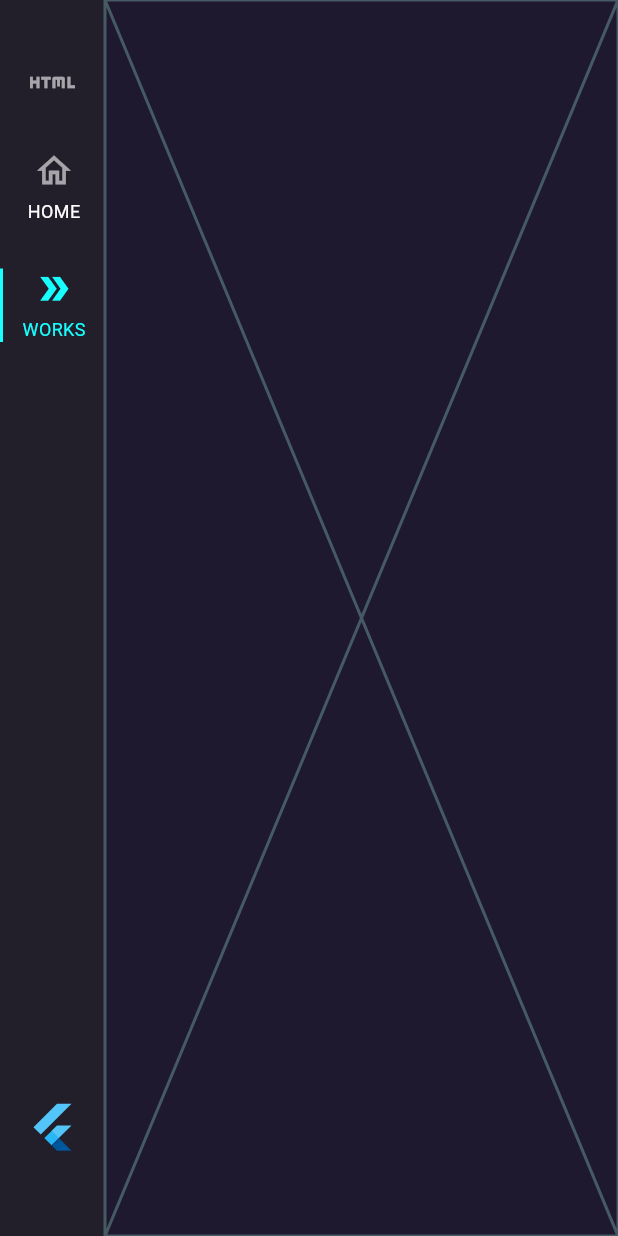
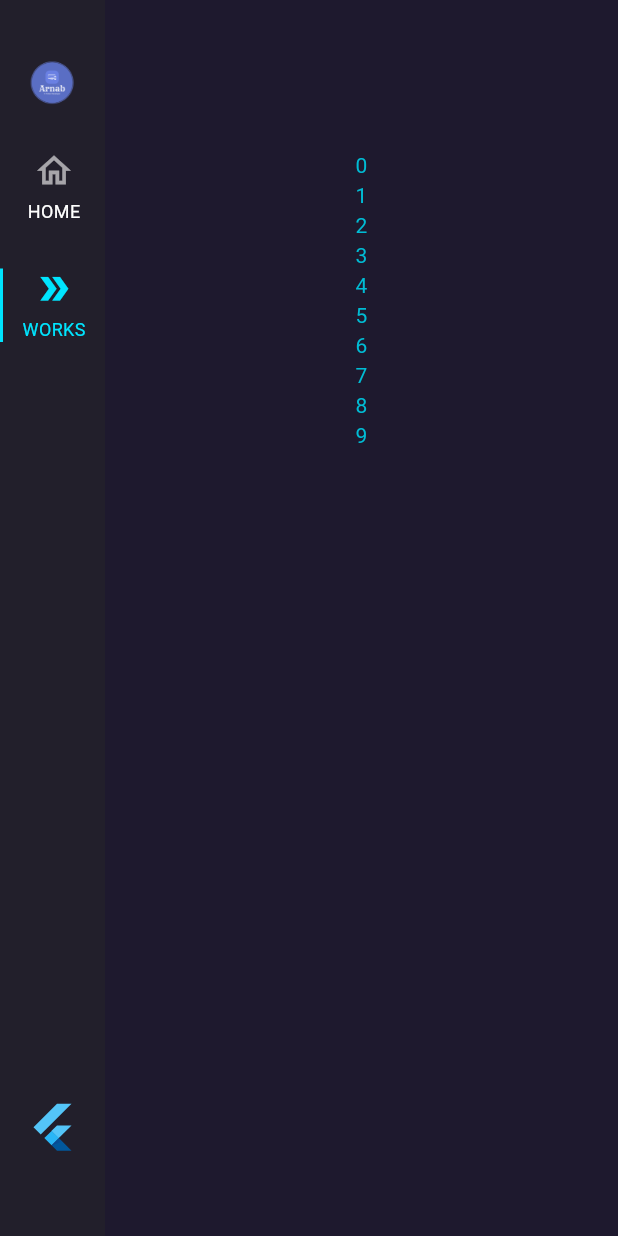
Before and after one commit to ayato91/portfolio_flutter, a Flutter app: the WebPage screen opened directly, after a tap on "WORKS", on a phone screen of 412 x 824 dp. Run offline on Flutter 3.47's test engine with Material 3 defaults, Android fonts, the phone set to English and light mode, and no system bars; our stand-ins replace flutter_bloc, rive.

Commit message:
Minor Progress

```diff
--- a/lib/view/web/components/homeButtons.dart
+++ /dev/null
@@ -1,78 +0,0 @@
-import 'package:flutter/material.dart';
-import 'package:flutter_bloc/flutter_bloc.dart';
-import 'package:portfolio/viewmodel/bloc/homeCubit.dart';
-
-class HomeButtons extends StatefulWidget {
-  const HomeButtons({super.key});
-
-  @override
-  State<HomeButtons> createState() => _HomeButtonsState();
-}
-
-class _HomeButtonsState extends State<HomeButtons> {
-  @override
-  Widget build(BuildContext context) {
-    return BlocBuilder<HomeCubit, HomeState>(
-      builder: (context, state) {
-        final model = context.watch<HomeCubit>();
-        return SizedBox(
-            child: Row(
-          children: [
-            Spacer(),
-            ElevatedButton(
-                onHover: (value) => model.exploreButtonHover(value),
-                onPressed: () {},
-                style: ButtonStyle(
-                    overlayColor: MaterialStatePropertyAll(Color(0x2A05bbaa)),
-                    side: MaterialStatePropertyAll(BorderSide(
-                        color: model.isHovered1
-                            ? Colors.greenAccent
-                            : Colors.white24)),
-                    elevation: MaterialStatePropertyAll(10),
-                    foregroundColor:
-                        MaterialStatePropertyAll(Colors.white.withOpacity(0.8)),
-                    backgroundColor:
-                        MaterialStatePropertyAll(Color(0xFF0D0B15))),
-                child: Padding(
-                  padding: const EdgeInsets.symmetric(vertical: 18),
-                  child: Text('Explore Profile',
-                      style:
-                          TextStyle(fontSize: 16, fontWeight: FontWeight.w800)),
-                )),
-            SizedBox(width: 18),
-            SizedBox(
-              width: 174,
-              child: ElevatedButton(
-                  style: ButtonStyle(
-                      overlayColor: MaterialStatePropertyAll(Colors.white),
-                      elevation: MaterialStatePropertyAll(10),
-                      backgroundColor: MaterialStatePropertyAll(
-                          Colors.greenAccent.shade400)),
-                  onPressed: () {},
-                  onHover: (value) => model.contactButtonHover(value),
-                  child: Padding(
-                    padding: const EdgeInsets.fromLTRB(5, 18, 0, 18),
-                    child: Row(
-                      children: [
-                        Text('Contact Me',
-                            style: TextStyle(
-                                color: Color(0xFF0D0B15),
-                                fontSize: 16,
-                                fontWeight: FontWeight.w900)),
-                        AnimatedContainer(
-                          duration: Duration(milliseconds: 220),
-                          width: model.isHovered2 ? 14 : 10,
-                        ),
-                        Icon(Icons.arrow_forward_outlined,
-                            size: 22, color: Color(0xFF0D0B15)),
-                      ],
-                    ),
-                  )),
-            ),
-            SizedBox(width: 80),
-          ],
-        ));
-      },
-    );
-  }
-}
--- /dev/null
+++ b/lib/view/web/components/navButtons.dart
@@ -0,0 +1,76 @@
+import 'package:flutter/material.dart';
+import 'package:flutter_bloc/flutter_bloc.dart';
+import 'package:portfolio/viewmodel/bloc/homeCubit.dart';
+
+class NavigationButtons extends StatefulWidget {
+  const NavigationButtons({super.key});
+
+  @override
+  State<NavigationButtons> createState() => _NavigationButtonsState();
+}
+
+class _NavigationButtonsState extends State<NavigationButtons> {
+  @override
+  Widget build(BuildContext context) => BlocBuilder<HomeCubit, HomeState>(
+        builder: (context, state) {
+          final model = context.watch<HomeCubit>();
+          return SizedBox(
+              child: Row(
+            children: [
+              Spacer(),
+              ElevatedButton(
+                  onHover: (value) => model.exploreButtonHover(value),
+                  onPressed: () {},
+                  style: ButtonStyle(
+                      overlayColor: MaterialStatePropertyAll(Color(0x2A05bbaa)),
+                      side: MaterialStatePropertyAll(BorderSide(
+                          color: model.isHovered1
+                              ? Colors.greenAccent
+                              : Colors.white24)),
+                      elevation: MaterialStatePropertyAll(10),
+                      foregroundColor: MaterialStatePropertyAll(
+                          Colors.white.withOpacity(0.8)),
+                      backgroundColor:
+                          MaterialStatePropertyAll(Color(0xFF0D0B15))),
+                  child: Padding(
+                    padding: const EdgeInsets.symmetric(vertical: 18),
+                    child: Text('Explore Profile',
+                        style: TextStyle(
+                            fontSize: 16, fontWeight: FontWeight.w800)),
+                  )),
+              SizedBox(width: 18),
+              SizedBox(
+                width: 174,
+                child: ElevatedButton(
+                    style: ButtonStyle(
+                        overlayColor: MaterialStatePropertyAll(Colors.white),
+                        elevation: MaterialStatePropertyAll(10),
+                        backgroundColor: MaterialStatePropertyAll(
+                            Colors.greenAccent.shade400)),
+                    onPressed: () {},
+                    onHover: (value) => model.contactButtonHover(value),
+                    child: Padding(
+                      padding: const EdgeInsets.fromLTRB(5, 18, 0, 18),
+                      child: Row(
+                        children: [
+                          Text('Contact Me',
+                              style: TextStyle(
+                                  color: Color(0xFF0D0B15),
+                                  fontSize: 16,
+                                  fontWeight: FontWeight.w900)),
+                          AnimatedContainer(
+                            duration: Duration(milliseconds: 230),
+                            width: model.isHovered2 ? 15 : 10,
+                          ),
+                          Icon(Icons.arrow_forward_outlined,
+                              size: 22, color: Color(0xFF0D0B15)),
+                        ],
+                      ),
+                    )),
+              ),
+              SizedBox(width: 60),
+            ],
+          ));
+        },
+      );
+}
--- a/lib/view/web/pages/homePage/homebody.dart
+++ b/lib/view/web/pages/homePage/homebody.dart
@@ -1,5 +1,5 @@
 import 'package:flutter/material.dart';
-import 'package:portfolio/view/web/components/homeButtons.dart';
+import 'package:portfolio/view/web/components/navButtons.dart';
 
 class HomeBody extends StatelessWidget {
   const HomeBody({super.key});
@@ -10,7 +10,7 @@ class HomeBody extends StatelessWidget {
         child: Column(
       children: [
         SizedBox(height: 50),
-        HomeButtons(),
+        NavigationButtons(),
         SizedBox(height: 150),
         Text('Are You Ready to',
             style: TextStyle(fontSize: 30, color: Colors.white)),
--- a/lib/view/web/pages/secondPage/secondContent.dart
+++ b/lib/view/web/pages/secondPage/secondContent.dart
@@ -1,12 +1,23 @@
-import 'package:flutter/widgets.dart';
+import 'package:flutter/material.dart';
 
-class SecondContent
- extends StatelessWidget {
-  const SecondContent
-  ({super.key});
+class SecondContent extends StatelessWidget {
+  const SecondContent({super.key});
 
   @override
   Widget build(BuildContext context) {
-    return const Placeholder();
+    return Column(
+      children: [
+        SizedBox(height: 100, child: Center()),
+        Expanded(
+          child: ListView.builder(
+            itemCount: 10,
+            itemBuilder: (BuildContext context, int index) => Container(
+              child: Center(
+                  child: Text('$index', style: TextStyle(color: Colors.cyan))),
+            ),
+          ),
+        ),
+      ],
+    );
   }
 }
--- a/lib/view/web/pages/web.dart
+++ b/lib/view/web/pages/web.dart
@@ -15,8 +15,7 @@ class WebPage extends StatefulWidget {
 
 class _WebPageState extends State<WebPage> {
   @override
-  Widget build(BuildContext context) {
-    return BlocBuilder<NavRailCubit, NavRailState>(
+  Widget build(BuildContext context) => BlocBuilder<NavRailCubit, NavRailState>(
         builder: (context, state) {
           final model = context.watch<NavRailCubit>();
           return Scaffold(
@@ -30,12 +29,13 @@ class _WebPageState extends State<WebPage> {
                   child: Container(
                     child: Column(children: [
                       SizedBox(height: 40),
-                    CustomIcon(icon: Icons.html, size: 30),
+                      SizedBox(
+                          height: 30,
+                          child: Image.asset('assets/logo.png',
+                              fit: BoxFit.cover)),
                       SizedBox(height: 30),
                       InkWell(
-                        onTap: () {
-                          model.indexChange(0);
-                        },
+                          onTap: () => model.indexChange(0),
                           child: Container(
                             width: double.maxFinite,
                             decoration: BoxDecoration(
@@ -72,21 +72,21 @@ class _WebPageState extends State<WebPage> {
                                 border: Border(
                                     left: BorderSide(
                                         color: model.index == 1
-                                          ? Colors.cyanAccent
+                                            ? Colors.cyanAccent.shade400
                                             : Colors.transparent,
                                         width: 2))),
                             child: Column(
                               children: [
                                 CustomIcon(
                                     isSelected: model.index == 1,
-                                  color: Colors.cyanAccent,
+                                    color: Colors.cyanAccent.shade400,
                                     icon: Icons.double_arrow_outlined),
                                 SizedBox(height: 5),
                                 Text('WORKS',
                                     style: TextStyle(
                                         fontSize: 12,
                                         color: model.index == 1
-                                          ? Colors.cyanAccent
+                                            ? Colors.cyanAccent.shade400
                                             : Colors.white))
                               ],
                             ),
@@ -106,4 +106,3 @@ class _WebPageState extends State<WebPage> {
         },
       );
 }
-}
```
Also changed, not shown: assets/logo.png (added). Lines whose indentation alone changed are shown as unchanged.
